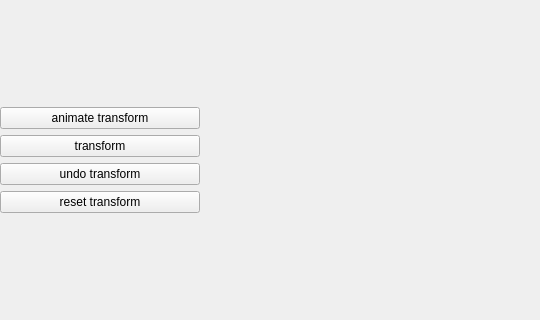
The window that bubblewrap/ui/widget.ui (daviddumas/bubble-wrap) describes before a commit, drawn with Qt 5; both pictures show x 0 to 540 and y 90 to 410 of the 800 by 500 pixel window.
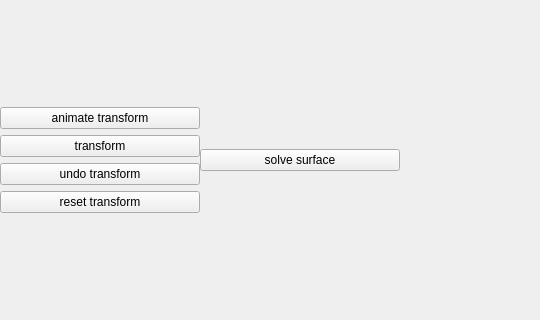
The same window after the commit.

Commit message: Fixed version. Able to open packing of genus 1 and 2. Able to solve/save packing from surface.

Diff of the .ui file:
```diff
--- a/bubblewrap/ui/widget.ui
+++ b/bubblewrap/ui/widget.ui
@@ -78,7 +78,7 @@
     </layout>
    </item>
    <item>
-    <layout class="QHBoxLayout" name="horizontalLayout_2" stretch="0,0,0">
+    <layout class="QHBoxLayout" name="horizontalLayout_2" stretch="0,0,0,0">
      <property name="spacing">
       <number>0</number>
      </property>
@@ -216,6 +216,37 @@
        </item>
       </layout>
      </item>
+     <item>
+      <widget class="QPushButton" name="solve_btn">
+       <property name="sizePolicy">
+        <sizepolicy hsizetype="Expanding" vsizetype="Fixed">
+         <horstretch>0</horstretch>
+         <verstretch>0</verstretch>
+        </sizepolicy>
+       </property>
+       <property name="minimumSize">
+        <size>
+         <width>200</width>
+         <height>0</height>
+        </size>
+       </property>
+       <property name="maximumSize">
+        <size>
+         <width>200</width>
+         <height>16777215</height>
+        </size>
+       </property>
+       <property name="layoutDirection">
+        <enum>Qt::LeftToRight</enum>
+       </property>
+       <property name="text">
+        <string>solve surface</string>
+       </property>
+       <property name="flat">
+        <bool>false</bool>
+       </property>
+      </widget>
+     </item>
      <item>
       <spacer name="horizontalSpacer">
        <property name="orientation">
```
The commit also changes 17 other files.
